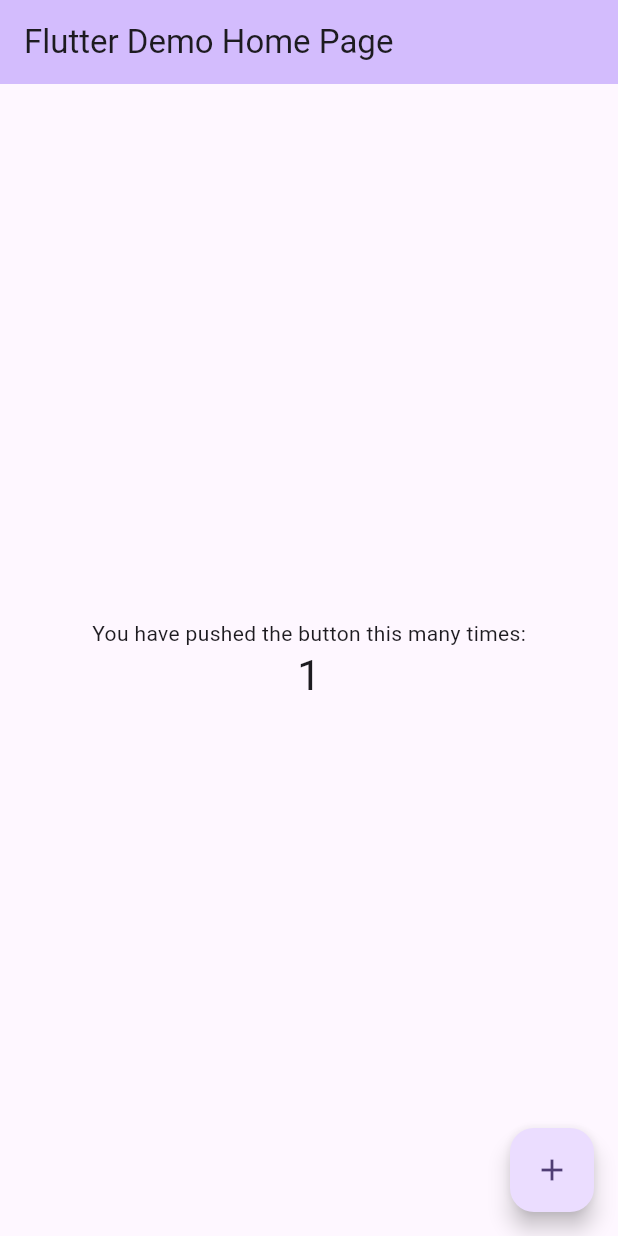
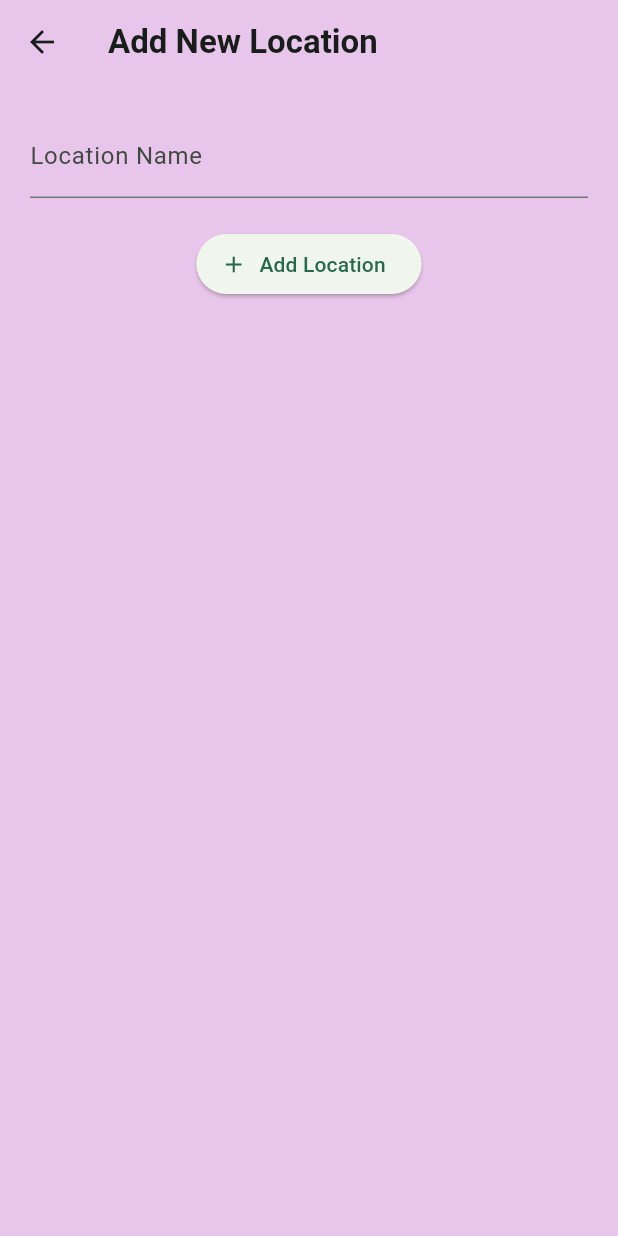
Before and after one commit to uritrejo/mobile_app_polimi, a Flutter app: the screen it shows after launch, after a tap on the "add" icon, on a phone screen of 412 x 824 dp. Run offline on Flutter 3.47's test engine with Material 3 defaults, Android fonts, the light colour scheme and no system bars; our stand-ins replace flutter_riverpod, google_fonts.

Commit message:
basic functionality to add locations, display list of location & see the details of a given location

```diff
--- a/lib/main.dart
+++ b/lib/main.dart
@@ -1,7 +1,34 @@
 import 'package:flutter/material.dart';
+import 'package:flutter_riverpod/flutter_riverpod.dart';
+import 'package:google_fonts/google_fonts.dart';
+import 'package:mobile_app_polimi/home_page.dart';
+import 'package:mobile_app_polimi/screens/locations.dart';
+
+final colorScheme = ColorScheme.fromSeed(
+  brightness: Brightness.light,
+  seedColor: const Color.fromARGB(255, 184, 217, 194),
+  surface: const Color.fromARGB(255, 232, 197, 234),
+);
+
+final theme = ThemeData().copyWith(
+  scaffoldBackgroundColor: colorScheme.surface,
+  colorScheme: colorScheme,
+  textTheme: GoogleFonts.ubuntuCondensedTextTheme().copyWith(
+    titleSmall: GoogleFonts.ubuntuCondensed(
+      fontWeight: FontWeight.bold,
+    ),
+    titleMedium: GoogleFonts.ubuntuCondensed(
+      fontWeight: FontWeight.bold,
+    ),
+    titleLarge: GoogleFonts.ubuntuCondensed(
+      fontWeight: FontWeight.bold,
+    ),
+  ),
+);
 
 void main() {
-  runApp(const MyApp());
+  // the ProviderScope is used to pass data around
+  runApp(const ProviderScope(child: MyApp()));
 }
 
 class MyApp extends StatelessWidget {
@@ -9,117 +36,11 @@
 
   // This widget is the root of your application.
   @override
-  Widget build(BuildContext context) {
+  Widget build(BuildContext ctx) {
     return MaterialApp(
-      title: 'Flutter Demo',
-      theme: ThemeData(
-        // This is the theme of your application.
-        //
-        // TRY THIS: Try running your application with "flutter run". You'll see
-        // the application has a purple toolbar. Then, without quitting the app,
-        // try changing the seedColor in the colorScheme below to Colors.green
-        // and then invoke "hot reload" (save your changes or press the "hot
-        // reload" button in a Flutter-supported IDE, or press "r" if you used
-        // the command line to start the app).
-        //
-        // Notice that the counter didn't reset back to zero; the application
-        // state is not lost during the reload. To reset the state, use hot
-        // restart instead.
-        //
-        // This works for code too, not just values: Most code changes can be
-        // tested with just a hot reload.
-        colorScheme: ColorScheme.fromSeed(seedColor: Colors.deepPurple),
-        useMaterial3: true,
-      ),
-      home: const MyHomePage(title: 'Flutter Demo Home Page'),
+      title: 'My Sports App',
+      theme: theme,
+      home: const LocationsScreen(),
     );
   }
 }
-
-class MyHomePage extends StatefulWidget {
-  const MyHomePage({super.key, required this.title});
-
-  // This widget is the home page of your application. It is stateful, meaning
-  // that it has a State object (defined below) that contains fields that affect
-  // how it looks.
-
-  // This class is the configuration for the state. It holds the values (in this
-  // case the title) provided by the parent (in this case the App widget) and
-  // used by the build method of the State. Fields in a Widget subclass are
-  // always marked "final".
-
-  final String title;
-
-  @override
-  State<MyHomePage> createState() => _MyHomePageState();
-}
-
-class _MyHomePageState extends State<MyHomePage> {
-  int _counter = 0;
-
-  void _incrementCounter() {
-    setState(() {
-      // This call to setState tells the Flutter framework that something has
-      // changed in this State, which causes it to rerun the build method below
-      // so that the display can reflect the updated values. If we changed
-      // _counter without calling setState(), then the build method would not be
-      // called again, and so nothing would appear to happen.
-      _counter++;
-    });
-  }
-
-  @override
-  Widget build(BuildContext context) {
-    // This method is rerun every time setState is called, for instance as done
-    // by the _incrementCounter method above.
-    //
-    // The Flutter framework has been optimized to make rerunning build methods
-    // fast, so that you can just rebuild anything that needs updating rather
-    // than having to individually change instances of widgets.
-    return Scaffold(
-      appBar: AppBar(
-        // TRY THIS: Try changing the color here to a specific color (to
-        // Colors.amber, perhaps?) and trigger a hot reload to see the AppBar
-        // change color while the other colors stay the same.
-        backgroundColor: Theme.of(context).colorScheme.inversePrimary,
-        // Here we take the value from the MyHomePage object that was created by
-        // the App.build method, and use it to set our appbar title.
-        title: Text(widget.title),
-      ),
-      body: Center(
-        // Center is a layout widget. It takes a single child and positions it
-        // in the middle of the parent.
-        child: Column(
-          // Column is also a layout widget. It takes a list of children and
-          // arranges them vertically. By default, it sizes itself to fit its
-          // children horizontally, and tries to be as tall as its parent.
-          //
-          // Column has various properties to control how it sizes itself and
-          // how it positions its children. Here we use mainAxisAlignment to
-          // center the children vertically; the main axis here is the vertical
-          // axis because Columns are vertical (the cross axis would be
-          // horizontal).
-          //
-          // TRY THIS: Invoke "debug painting" (choose the "Toggle Debug Paint"
-          // action in the IDE, or press "p" in the console), to see the
-          // wireframe for each widget.
-          mainAxisAlignment: MainAxisAlignment.center,
-          children: <Widget>[
-            const Text(
-              'You have pushed the button this many times:',
-            ),
-            Text(
-              '$_counter',
-              style: Theme.of(context).textTheme.headlineMedium,
-            ),
-          ],
-        ),
-      ),
-      floatingActionButton: FloatingActionButton(
-        onPressed: _incrementCounter,
-        tooltip: 'Increment',
-        child: const Icon(Icons.add),
-      ), // This trailing comma makes auto-formatting nicer for build methods.
-    );
-  }
-}
--- /dev/null
+++ b/lib/models/location.dart
@@ -0,0 +1,10 @@
+import 'package:uuid/uuid.dart';
+
+const uuid = Uuid();
+
+class Location {
+  Location({required this.title}) : id = uuid.v4();
+
+  final String title;
+  final String id;
+}
--- /dev/null
+++ b/lib/providers/user_locations.dart
@@ -0,0 +1,18 @@
+import 'package:flutter_riverpod/flutter_riverpod.dart';
+import 'package:mobile_app_polimi/models/location.dart';
+
+class UserLocationsNotifier extends StateNotifier<List<Location>> {
+  UserLocationsNotifier() : super(const []);
+
+  void addLocation(String title) {
+    final location = Location(title: title);
+    // you can't directly add the state, you need to re-create the list
+    state = [...state, location];
+  }
+}
+
+// Q: what's better?
+final userLocationsProvider =
+    StateNotifierProvider<UserLocationsNotifier, List<Location>>(
+  (ref) => UserLocationsNotifier(),
+);
--- /dev/null
+++ b/lib/screens/add_location.dart
@@ -0,0 +1,68 @@
+import 'package:flutter/material.dart';
+import 'package:flutter_riverpod/flutter_riverpod.dart';
+import 'package:mobile_app_polimi/providers/user_locations.dart';
+
+// ConsumerStatefulWidget allows us to consume from riverpod (notice ConsumerState as well)
+class AddLocationScreen extends ConsumerStatefulWidget {
+  const AddLocationScreen({super.key});
+
+  @override
+  ConsumerState<AddLocationScreen> createState() {
+    return _AddLocationScreenState();
+  }
+}
+
+class _AddLocationScreenState extends ConsumerState<AddLocationScreen> {
+  final _titleController = TextEditingController();
+
+  // ??++ I think I need to pass in the location?
+  _saveLocation() {
+    final enteredTitle = _titleController.text;
+
+    if (enteredTitle.isEmpty) {
+      return;
+    }
+
+    // ??++ could add validation here
+
+    // ref is available due to the ConsumerXXX
+    // this is how we add the new location to the provider
+    ref.read(userLocationsProvider.notifier).addLocation(enteredTitle);
+
+    // to go back to the previous screen
+    // we have direct access to the context since we're inside a state
+    Navigator.of(context).pop();
+  }
+
+  @override
+  void dispose() {
+    _titleController.dispose();
+    super.dispose();
+  }
+
+  @override
+  Widget build(BuildContext ctx) {
+    return Scaffold(
+      appBar: AppBar(
+        title: const Text('Add New Location'),
+      ),
+      // TODO: here we could use a form to get all the values
+      body: SingleChildScrollView(
+          padding: const EdgeInsets.all(20),
+          child: Column(
+            children: [
+              TextField(
+                decoration: const InputDecoration(labelText: 'Location Name'),
+                controller: _titleController,
+              ),
+              const SizedBox(height: 20),
+              ElevatedButton.icon(
+                onPressed: _saveLocation,
+                icon: const Icon(Icons.add),
+                label: const Text('Add Location'),
+              )
+            ],
+          )),
+    );
+  }
+}
--- /dev/null
+++ b/lib/screens/locations.dart
@@ -0,0 +1,39 @@
+import 'package:flutter/material.dart';
+import 'package:flutter_riverpod/flutter_riverpod.dart';
+import 'package:mobile_app_polimi/providers/user_locations.dart';
+import 'package:mobile_app_polimi/screens/add_location.dart';
+import 'package:mobile_app_polimi/widgets/locations_list.dart';
+
+// Consumer for riverpod
+class LocationsScreen extends ConsumerWidget {
+  const LocationsScreen({super.key});
+
+  void _onAddPressed(BuildContext ctx) {
+    // we push the AddLocationScreen to the navigator stack (essentialy navigating to it)
+    Navigator.of(ctx).push(
+      MaterialPageRoute(
+        builder: (ctx) => const AddLocationScreen(),
+      ),
+    );
+  }
+
+  @override
+  Widget build(BuildContext ctx, WidgetRef ref) {
+    // will rebuild whenever the provider's state/value changes (i.e. the list of locations of that user)
+    final userLocations = ref.watch(userLocationsProvider);
+
+    return Scaffold(
+      appBar: AppBar(
+        title: const Text('Sports Locations'),
+        actions: [
+          IconButton(
+            icon: const Icon(Icons.add),
+            onPressed: () => _onAddPressed(ctx),
+          )
+        ],
+      ),
+      // ??++ the const is only for now je pense
+      body: LocationsList(locations: userLocations),
+    );
+  }
+}
--- /dev/null
+++ b/lib/screens/locations_details.dart
@@ -0,0 +1,26 @@
+import 'package:flutter/material.dart';
+import 'package:mobile_app_polimi/models/location.dart';
+
+class LocationsDetailsScreen extends StatelessWidget {
+  const LocationsDetailsScreen({super.key, required this.location});
+
+  final Location location;
+
+  @override
+  Widget build(BuildContext ctx) {
+    return Scaffold(
+      appBar: AppBar(
+        title: Text(location.title),
+      ),
+      body: Center(
+        child: Text(
+          'Imaginary details of ${location.title}',
+          style: Theme.of(ctx)
+              .textTheme
+              .bodyLarge!
+              .copyWith(color: Theme.of(ctx).colorScheme.onSurface),
+        ),
+      ),
+    );
+  }
+}
--- /dev/null
+++ b/lib/widgets/locations_list.dart
@@ -0,0 +1,52 @@
+import 'package:flutter/material.dart';
+
+import 'package:mobile_app_polimi/models/location.dart';
+import 'package:mobile_app_polimi/screens/locations_details.dart';
+
+class LocationsList extends StatelessWidget {
+  const LocationsList({super.key, required this.locations});
+
+  final List<Location> locations;
+
+  void _onLocationTap(BuildContext ctx, Location location) {
+    // we push the LocationsDetailsScreen to the navigator stack (essentialy navigating to it)
+    Navigator.of(ctx).push(
+      MaterialPageRoute(
+        builder: (ctx) => LocationsDetailsScreen(location: location),
+      ),
+    );
+  }
+
+  @override
+  Widget build(BuildContext ctx) {
+    if (locations.isEmpty) {
+      return Center(
+        child: Text(
+          'No locations have been added yet.',
+          style: Theme.of(ctx)
+              .textTheme
+              .bodyLarge!
+              .copyWith(color: Theme.of(ctx).colorScheme.onSurface),
+        ),
+      );
+    }
+
+    return ListView.builder(
+      itemCount: locations.length,
+      itemBuilder: (ctx, index) {
+        final location = locations[index];
+        return ListTile(
+          title: Text(
+            location.title,
+            // the !.copyWith(...) is to overwrite the default style only here
+            style: Theme.of(ctx)
+                .textTheme
+                .titleMedium!
+                .copyWith(color: Theme.of(ctx).colorScheme.onSurface),
+          ),
+          onTap: () => _onLocationTap(ctx, location),
+        );
+      },
+    );
+  }
+}
--- a/pubspec.yaml
+++ b/pubspec.yaml
@@ -35,6 +35,9 @@ dependencies:
   # The following adds the Cupertino Icons font to your application.
   # Use with the CupertinoIcons class for iOS style icons.
   cupertino_icons: ^1.0.8
+  google_fonts: ^6.2.1
+  uuid: ^4.5.1
+  flutter_riverpod: ^2.6.1
 
 dev_dependencies:
   flutter_test:
```
Also changed, not shown: pubspec.lock, 7 other files.
